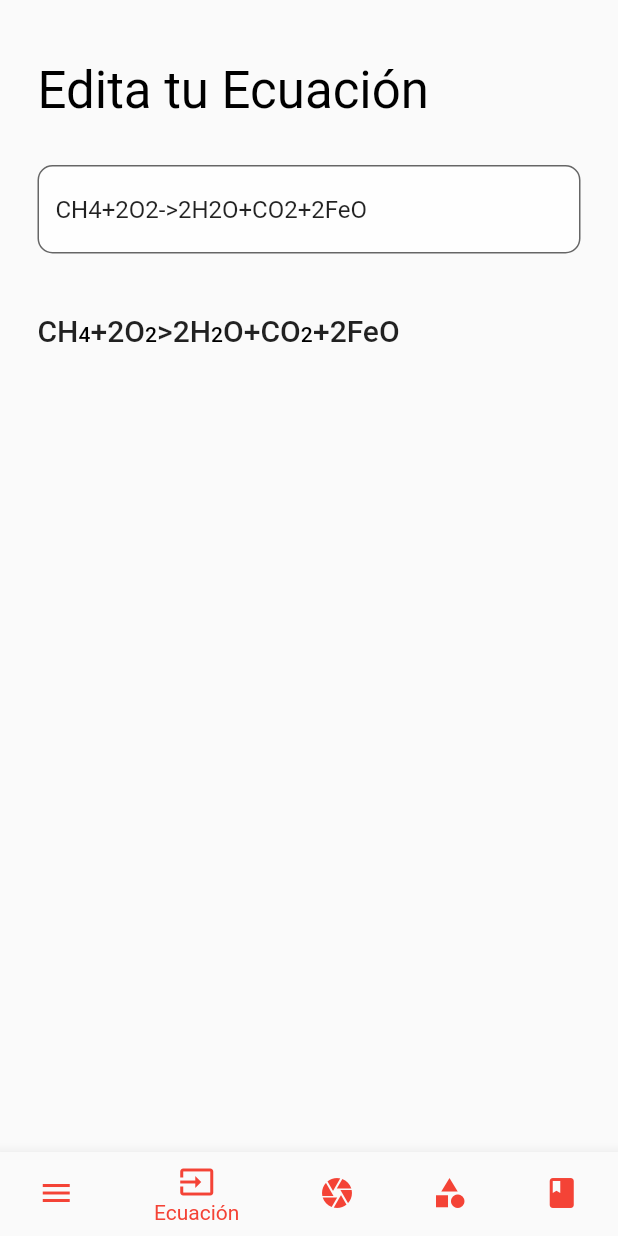
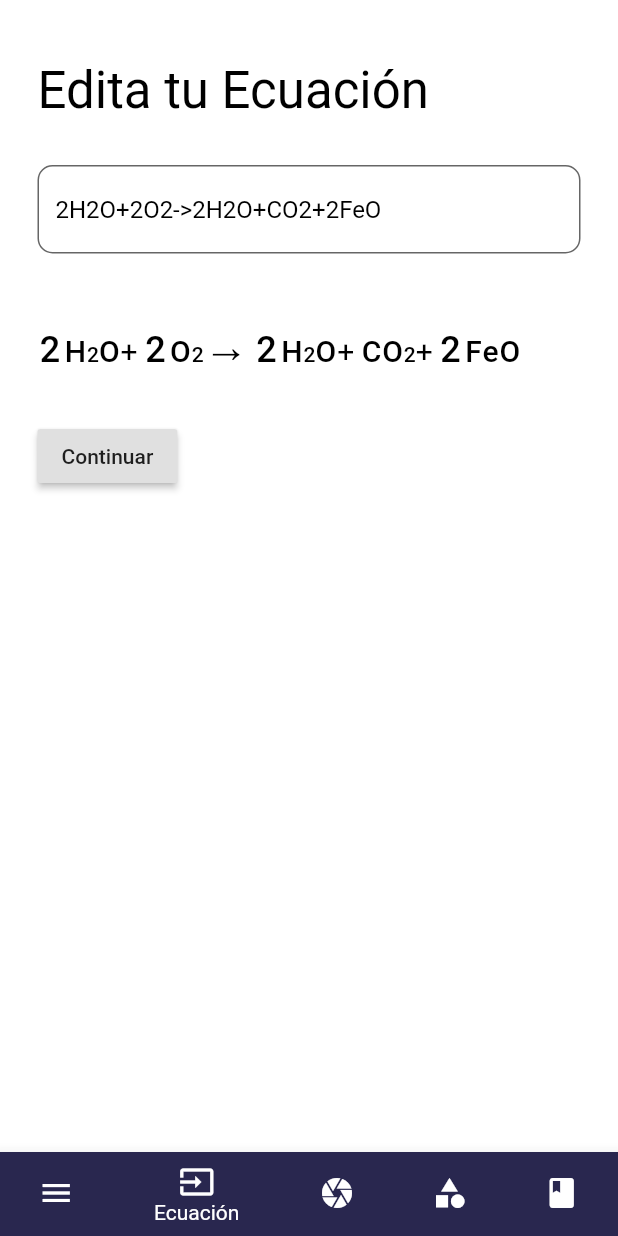
Before and after one commit to baesparza/photochemist, a Flutter app: the screen it shows after launch, item 2 of the bottom bar chosen, on a phone screen of 412 x 824 dp. Run offline on Flutter 3.47's test engine with Material 2 defaults, Android fonts, the phone set to English and light mode, and no system bars.

Commit message:
feat(app): add theme

```diff
--- a/lib/main.dart
+++ b/lib/main.dart
@@ -1,4 +1,5 @@
 import 'package:flutter/material.dart';
+import 'package:flutter/services.dart';
 import 'package:photochemist/screens/home/photoChemistHome.dart';
 
 void main() => runApp(PhotoChemistApp());
@@ -7,13 +8,63 @@ class PhotoChemistApp extends StatelessWidget {
   // This widget is the root of your application.
   @override
   Widget build(BuildContext context) {
+    SystemChrome.setPreferredOrientations([
+      DeviceOrientation.portraitUp,
+      DeviceOrientation.portraitDown,
+    ]);
     return MaterialApp(
       title: 'PhotoChemist',
       debugShowCheckedModeBanner: false,
-      theme: ThemeData(
-        primarySwatch: Colors.red,
-      ),
+      theme: PhotoChemistApp._buildAppTheme(),
       home: PhotoChemistHome(),
     );
   }
+
+  static ThemeData _buildAppTheme() {
+    final ThemeData base = ThemeData.light();
+    return base.copyWith(
+      primaryColor: Color(0xff330867),
+      scaffoldBackgroundColor: Colors.white,
+      // accentColor: Color(0xff30cfd0),
+      backgroundColor: Colors.white,
+
+      // text theme
+      textTheme: _buildTextTheme(base: base.textTheme),
+      primaryTextTheme: _buildTextTheme(base: base.primaryTextTheme, color: Colors.white),
+      // accentTextTheme: _buildTextTheme(base: base.accentTextTheme, color: Colors.white),
+
+      // icon theme
+      iconTheme: base.iconTheme.copyWith(),
+      primaryIconTheme: base.iconTheme.copyWith(color: Colors.white),
+      // accentIconTheme: base.iconTheme.copyWith(color: Colors.white),
+    );
+  }
+
+  static TextTheme _buildTextTheme({
+    TextTheme base,
+    Color color = Colors.black,
+  }) {
+    return base
+        .copyWith(
+          headline: base.headline.copyWith(
+            fontWeight: FontWeight.w400,
+            fontSize: 21,
+          ),
+          title: base.title.copyWith(
+            fontWeight: FontWeight.w500,
+            fontSize: 18.0,
+          ),
+          caption: base.caption.copyWith(
+            fontWeight: FontWeight.w400,
+            fontSize: 14.0,
+          ),
+          overline: base.overline.copyWith(
+            fontSize: 13.0,
+          ),
+        )
+        .apply(
+          displayColor: color,
+          bodyColor: color,
+        );
+  }
 }
--- a/lib/screens/home/inputEquationView.dart
+++ b/lib/screens/home/inputEquationView.dart
@@ -3,7 +3,7 @@ import 'package:flutter/rendering.dart';
 
 class InputEquationView extends StatelessWidget {
   /// TODO: temporal var
-  static const testInput = 'CH4+2O2->2H2O+CO2+2FeO';
+  static const testInput = '2H2O+2O2->2H2O+CO2+2FeO';
 
   const InputEquationView({
     Key key,
@@ -12,18 +12,26 @@ class InputEquationView extends StatelessWidget {
   @override
   Widget build(BuildContext context) {
     return SafeArea(
-      child: ListView(
+      child: Container(
         padding: const EdgeInsets.symmetric(vertical: 40, horizontal: 25),
+        child: Column(
+          crossAxisAlignment: CrossAxisAlignment.start,
           children: <Widget>[
             Text(
               'Edita tu Ecuación',
-            style: Theme.of(context).textTheme.display1.copyWith(color: Colors.black),
+              style: Theme.of(context).textTheme.display1,
             ),
             Container(height: 30),
             EquationInputField(testInput: testInput),
             Container(height: 40),
             EquationDisplayTextMode(rawEquationText: testInput),
+            Container(height: 30),
+            RaisedButton(
+              child: Text('Continuar'),
+              onPressed: () {},
+            )
           ],
+        ),
       ),
     );
   }
@@ -77,11 +85,18 @@ class EquationDisplayTextMode extends StatelessWidget {
   }
 
   List<TextSpan> _buildEquation(BuildContext context) {
-    List<String> data = this.rawEquationText.split(RegExp(r'([->\,>\,=>])'));
+    List<String> data = this.rawEquationText.split(RegExp(r'([->\,>\,=>\→])'));
     if (data.length != 3) return [];
     return [
       ...this._buildPart(context, rawPartText: data[0]),
-      TextSpan(text: '>'),
+      TextSpan(
+        text: '→',
+        style: Theme.of(context).textTheme.body1.copyWith(
+              fontSize: 30,
+              letterSpacing: 5,
+              height: 0,
+            ),
+      ),
       ...this._buildPart(context, rawPartText: data[2]),
     ];
   }
@@ -94,7 +109,14 @@ class EquationDisplayTextMode extends StatelessWidget {
         TextSpan(
           children: <TextSpan>[
             ...this._buildCompound(context, rawCompoundText: compounds[i]),
-            if (i < compounds.length - 1) TextSpan(text: '+'),
+            if (i < compounds.length - 1)
+              TextSpan(
+                text: '+',
+                style: Theme.of(context).textTheme.body1.copyWith(
+                      fontSize: 20,
+                      letterSpacing: 5,
+                    ),
+              ),
           ],
         ),
     ];
@@ -124,8 +146,10 @@ class EquationDisplayTextMode extends StatelessWidget {
       if (coefficient != null)
         TextSpan(
             text: coefficient.toString(),
-          style: Theme.of(context).textTheme.title,
-        ),
+            style: Theme.of(context).textTheme.headline.copyWith(
+                  letterSpacing: 3,
+                  fontWeight: FontWeight.w500,
+                )),
       for (var element in elements)
         ...this._buildElementComponent(context, rawElementText: element),
     ];
@@ -148,7 +172,8 @@ class EquationDisplayTextMode extends StatelessWidget {
     }
 
     return [
-      TextSpan(text: _element),
+      TextSpan(
+          text: _element, style: Theme.of(context).textTheme.title.copyWith(letterSpacing: 0.6)),
       if (_subScript != null)
         TextSpan(
           text: _subScript,
--- a/lib/screens/home/photoChemistHome.dart
+++ b/lib/screens/home/photoChemistHome.dart
@@ -56,28 +56,33 @@ class _PhotoChemistHomeState extends State<PhotoChemistHome> {
           BottomNavigationBarItem(
             icon: Icon(Icons.input),
             title: Text('Ecuación'),
+            backgroundColor: Color(0xff29274f),
           ),
           BottomNavigationBarItem(
             icon: Icon(Icons.camera),
             title: Text('Cámara'),
+            backgroundColor: Color(0xff783b60),
           ),
           BottomNavigationBarItem(
             icon: Icon(Icons.category),
             title: Text('Solución'),
+            backgroundColor: Color(0xff1b3643),
           ),
           BottomNavigationBarItem(
             icon: Icon(Icons.book),
             title: Text('Libreta'),
+            backgroundColor: Color(0xff1f4949),
           ),
         ],
         showUnselectedLabels: false,
         onTap: this._onTappedItem,
         currentIndex: this._selectedIndex,
+        type: BottomNavigationBarType.shifting,
+        selectedItemColor: Colors.white,
+        unselectedItemColor: Colors.white,
 
         /// TODO: Remove this unused class
-
-        unselectedItemColor: Theme.of(context).accentColor,
-        selectedItemColor: Theme.of(context).accentColor,
+        backgroundColor: Color(0xff783b60),
       ),
     );
   }
```
Lines whose indentation alone changed are shown as unchanged.
